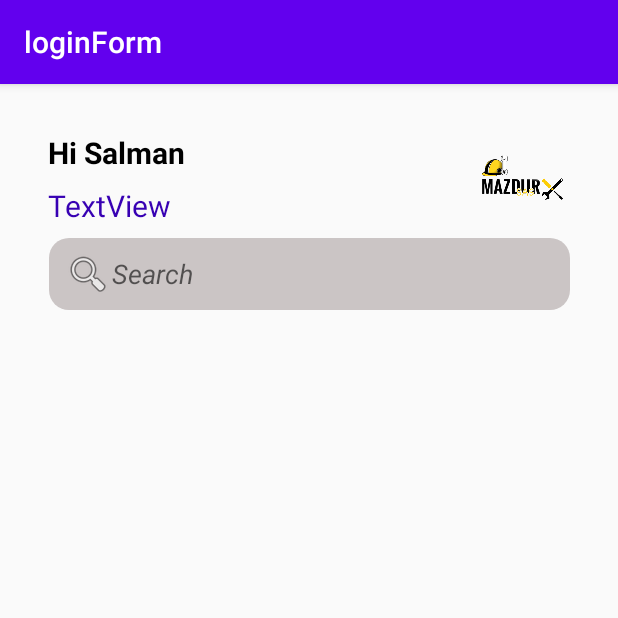
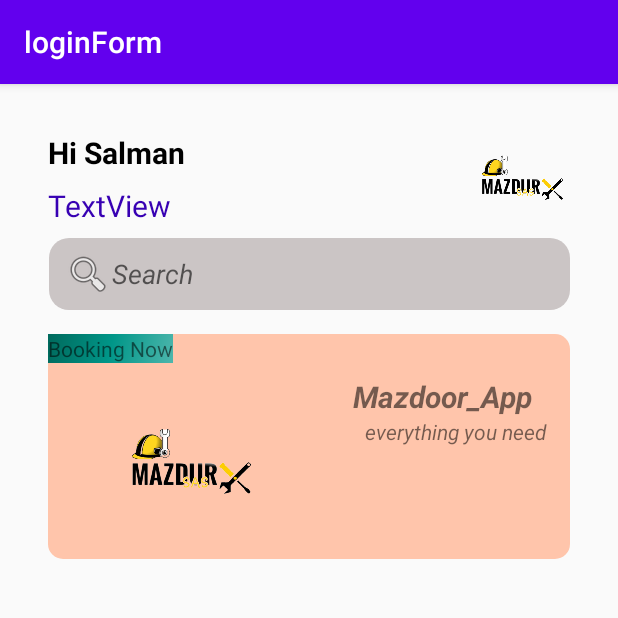
Before and after one commit to SalmanRajp00t/Mazdoor_App, an Android app: the screen it shows after launch (project_1), on a phone screen of 412 x 824 dp, the top half of it. Run offline under Robolectric (Android 15) with nearby library versions, the phone set to English and light mode, and no system bars.

```diff
--- /dev/null
+++ b/app/src/main/res/drawable/oring_light.xml
@@ -0,0 +1,9 @@
+<?xml version="1.0" encoding="utf-8"?>
+<selector xmlns:android="http://schemas.android.com/apk/res/android">
+    <item>
+        <shape android:shape="rectangle">
+            <corners android:radius="10dp"/>
+            <solid android:color="#ffc5ab"/>
+        </shape>
+    </item>
+</selector>
--- a/app/src/main/res/layout/activity_project1.xml
+++ b/app/src/main/res/layout/activity_project1.xml
@@ -77,6 +77,65 @@
                     app:layout_constraintStart_toStartOf="parent"
                     app:layout_constraintTop_toBottomOf="@+id/textView3" />
 
+                <androidx.constraintlayout.widget.ConstraintLayout
+                    android:layout_width="match_parent"
+                    android:layout_height="150dp"
+                    android:layout_marginStart="32dp"
+                    android:layout_marginTop="16dp"
+                    android:layout_marginEnd="32dp"
+                    android:background="@drawable/oring_light"
+                    app:layout_constraintEnd_toEndOf="parent"
+                    app:layout_constraintStart_toStartOf="parent"
+                    app:layout_constraintTop_toBottomOf="@+id/editTextTextPersonName3">
+
+                    <ImageView
+                        android:id="@+id/imageView4"
+                        android:layout_width="179dp"
+                        android:layout_height="116dp"
+                        android:layout_marginStart="4dp"
+                        android:layout_marginTop="16dp"
+                        app:layout_constraintStart_toStartOf="parent"
+                        app:layout_constraintTop_toTopOf="parent"
+                        app:srcCompat="@drawable/sas" />
+
+                    <TextView
+                        android:id="@+id/textView4"
+                        android:layout_width="wrap_content"
+                        android:layout_height="wrap_content"
+                        android:layout_marginStart="20dp"
+                        android:layout_marginTop="28dp"
+                        android:text="Mazdoor_App"
+                        android:textSize="20sp"
+                        android:textStyle="bold|italic"
+                        app:layout_constraintStart_toEndOf="@+id/imageView4"
+                        app:layout_constraintTop_toTopOf="parent" />
+
+                    <TextView
+                        android:id="@+id/textView5"
+                        android:layout_width="wrap_content"
+                        android:layout_height="wrap_content"
+                        android:layout_marginStart="28dp"
+                        android:text="everything you need"
+                        android:textStyle="italic"
+                        app:layout_constraintStart_toEndOf="@+id/imageView4"
+                        app:layout_constraintTop_toBottomOf="@+id/textView4" />
+
+                    <androidx.constraintlayout.widget.ConstraintLayout
+                        android:layout_width="wrap_content"
+                        android:layout_height="wrap_content">
+
+                    </androidx.constraintlayout.widget.ConstraintLayout>
+
+                    <TextView
+                        android:id="@+id/textView6"
+                        android:layout_width="wrap_content"
+                        android:layout_height="19dp"
+                        android:background="@drawable/side_nav_bar"
+                        android:text="Booking Now"
+                        tools:layout_editor_absoluteX="225dp"
+                        tools:layout_editor_absoluteY="88dp" />
+                </androidx.constraintlayout.widget.ConstraintLayout>
+
             </androidx.constraintlayout.widget.ConstraintLayout>
 
         </LinearLayout>
```
